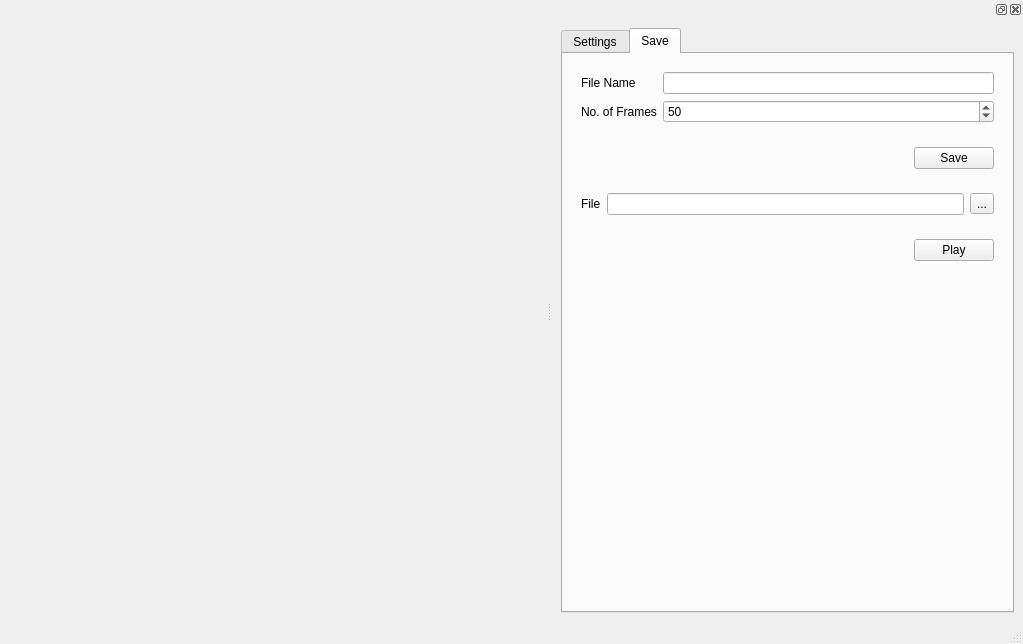
Old version of the form ui/MainWindow.ui in the repository rinafumoto/MPM.
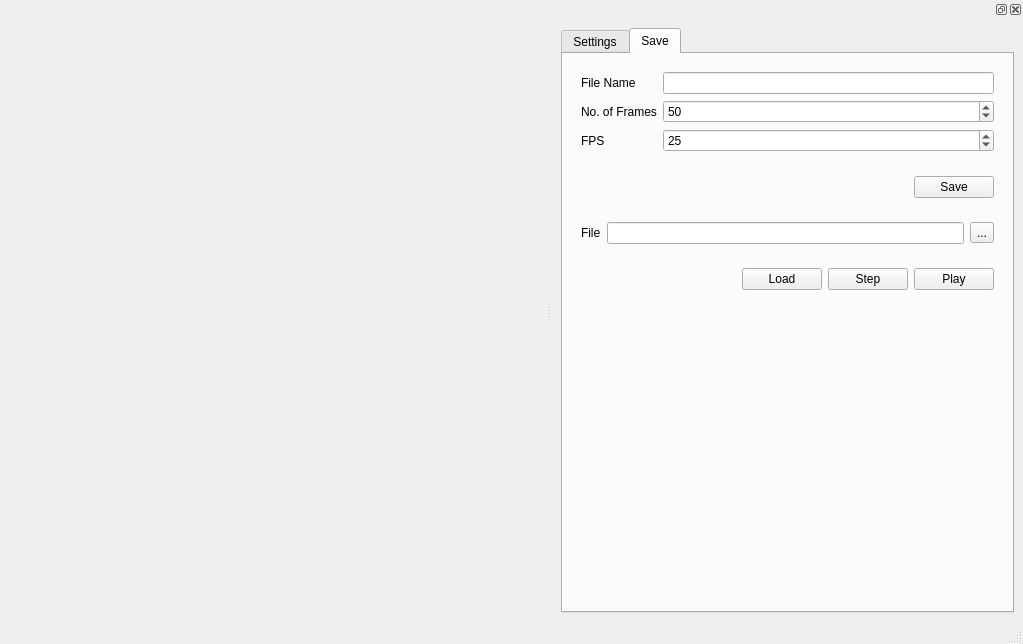
New version of the form. The open tabs and pages were chosen to show the change.

Commit message: Added FPS, load and step buttons

```diff
--- a/ui/MainWindow.ui
+++ b/ui/MainWindow.ui
@@ -554,6 +554,23 @@
               </property>
              </widget>
             </item>
+            <item row="2" column="0">
+             <widget class="QLabel" name="label_22">
+              <property name="text">
+               <string>FPS</string>
+              </property>
+             </widget>
+            </item>
+            <item row="2" column="1">
+             <widget class="QSpinBox" name="m_fps">
+              <property name="maximum">
+               <number>1000</number>
+              </property>
+              <property name="value">
+               <number>25</number>
+              </property>
+             </widget>
+            </item>
            </layout>
           </widget>
          </item>
@@ -610,6 +627,13 @@
           <widget class="QWidget" name="widget_9" native="true">
            <layout class="QGridLayout" name="gridLayout_6">
             <item row="0" column="1">
+             <widget class="QPushButton" name="m_load">
+              <property name="text">
+               <string>Load</string>
+              </property>
+             </widget>
+            </item>
+            <item row="0" column="3">
              <widget class="QPushButton" name="m_play">
               <property name="text">
                <string>Play</string>
@@ -629,6 +653,13 @@
               </property>
              </spacer>
             </item>
+            <item row="0" column="2">
+             <widget class="QPushButton" name="m_playstep">
+              <property name="text">
+               <string>Step</string>
+              </property>
+             </widget>
+            </item>
            </layout>
           </widget>
          </item>
```
Left out of the diff: 8 changed lines with no effect on the pictures. The commit also changes 4 other files.
